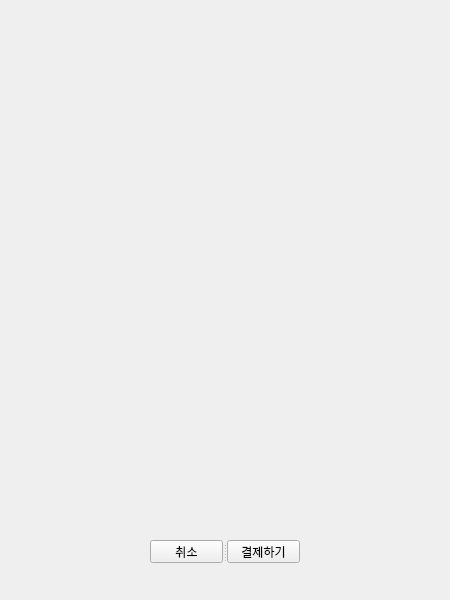
Before: the Qt Designer form Purchase.ui in LeeHuSeong/Kiosk_AI, drawn with Qt 5.
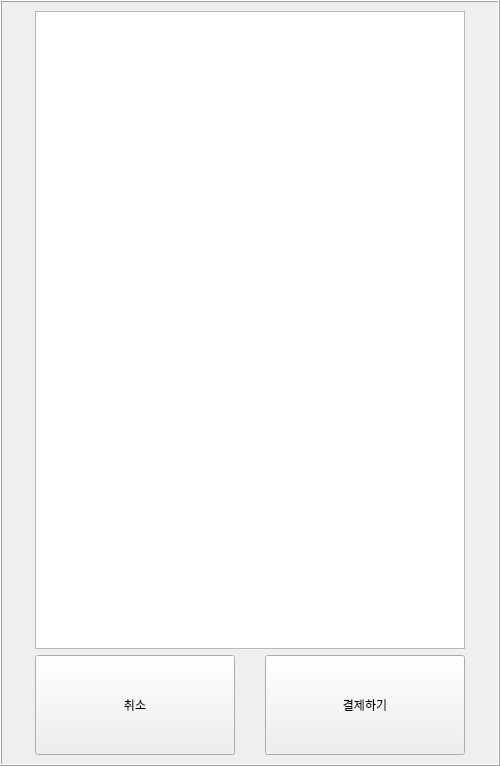
After: the same form once the commit is applied.

Commit message: 일반주문화면 재작업/결제창 기초작업

```diff
--- a/Purchase.ui
+++ b/Purchase.ui
@@ -9,8 +9,8 @@
    <rect>
     <x>0</x>
     <y>0</y>
-    <width>450</width>
-    <height>600</height>
+    <width>500</width>
+    <height>766</height>
    </rect>
   </property>
   <property name="sizePolicy">
@@ -22,30 +22,86 @@
   <property name="windowTitle">
    <string>결제하기</string>
   </property>
+  <property name="autoFillBackground">
+   <bool>false</bool>
+  </property>
+  <property name="toolButtonStyle">
+   <enum>Qt::ToolButtonIconOnly</enum>
+  </property>
+  <property name="documentMode">
+   <bool>false</bool>
+  </property>
+  <property name="tabShape">
+   <enum>QTabWidget::Rounded</enum>
+  </property>
   <widget class="QWidget" name="centralwidget">
-   <widget class="QSplitter" name="splitter">
-    <property name="geometry">
-     <rect>
-      <x>150</x>
-      <y>540</y>
-      <width>150</width>
-      <height>23</height>
-     </rect>
+   <layout class="QGridLayout" name="gridLayout_2">
+    <property name="leftMargin">
+     <number>0</number>
     </property>
-    <property name="orientation">
-     <enum>Qt::Horizontal</enum>
+    <property name="topMargin">
+     <number>0</number>
     </property>
-    <widget class="QPushButton" name="btn_Cancel">
-     <property name="text">
-      <string>취소</string>
-     </property>
-    </widget>
-    <widget class="QPushButton" name="btn_Purchase">
-     <property name="text">
-      <string>결제하기</string>
-     </property>
-    </widget>
-   </widget>
+    <property name="rightMargin">
+     <number>0</number>
+    </property>
+    <property name="bottomMargin">
+     <number>0</number>
+    </property>
+    <item row="0" column="0">
+     <widget class="QFrame" name="frame">
+      <property name="frameShape">
+       <enum>QFrame::Box</enum>
+      </property>
+      <property name="frameShadow">
+       <enum>QFrame::Raised</enum>
+      </property>
+      <layout class="QGridLayout" name="gridLayout">
+       <item row="1" column="1">
+        <widget class="QPushButton" name="btn_Purchase">
+         <property name="sizePolicy">
+          <sizepolicy hsizetype="Fixed" vsizetype="Fixed">
+           <horstretch>0</horstretch>
+           <verstretch>0</verstretch>
+          </sizepolicy>
+         </property>
+         <property name="minimumSize">
+          <size>
+           <width>200</width>
+           <height>100</height>
+          </size>
+         </property>
+         <property name="text">
+          <string>결제하기</string>
+         </property>
+        </widget>
+       </item>
+       <item row="1" column="0">
+        <widget class="QPushButton" name="btn_Cancel">
+         <property name="sizePolicy">
+          <sizepolicy hsizetype="Fixed" vsizetype="Fixed">
+           <horstretch>0</horstretch>
+           <verstretch>0</verstretch>
+          </sizepolicy>
+         </property>
+         <property name="minimumSize">
+          <size>
+           <width>200</width>
+           <height>100</height>
+          </size>
+         </property>
+         <property name="text">
+          <string>취소</string>
+         </property>
+        </widget>
+       </item>
+       <item row="0" column="0" colspan="2">
+        <widget class="QListWidget" name="listWidget"/>
+       </item>
+      </layout>
+     </widget>
+    </item>
+   </layout>
   </widget>
  </widget>
  <resources/>
```
Left out of the diff: 3 changed lines with no effect on the pictures. The commit also changes 4 other files.
